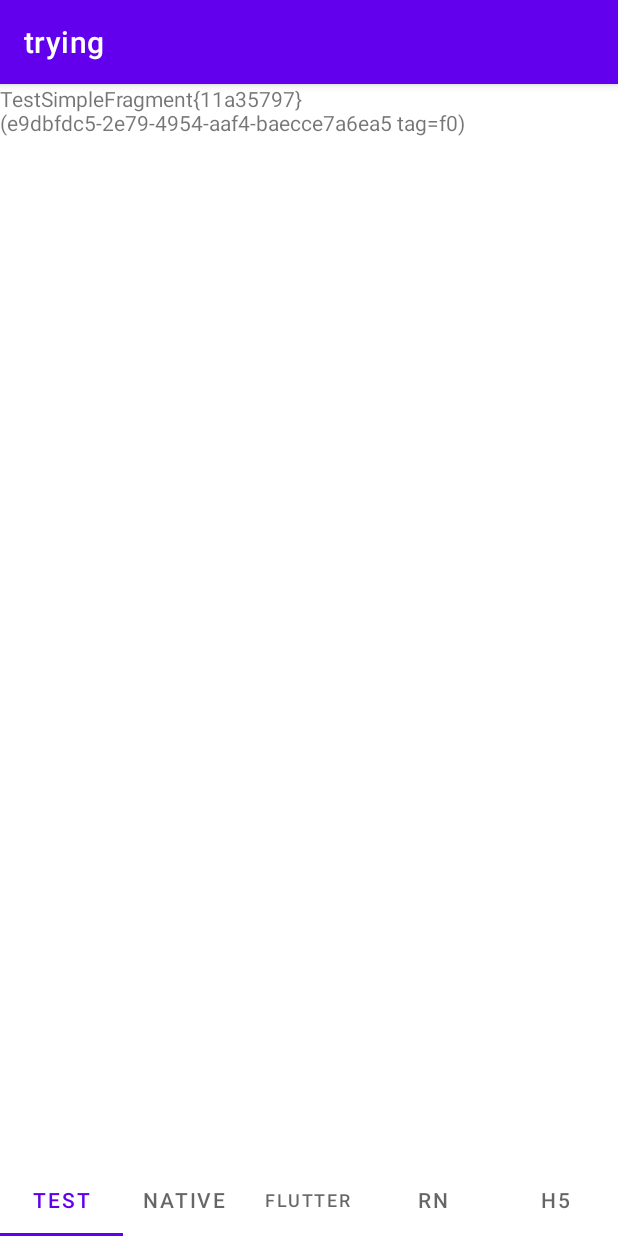
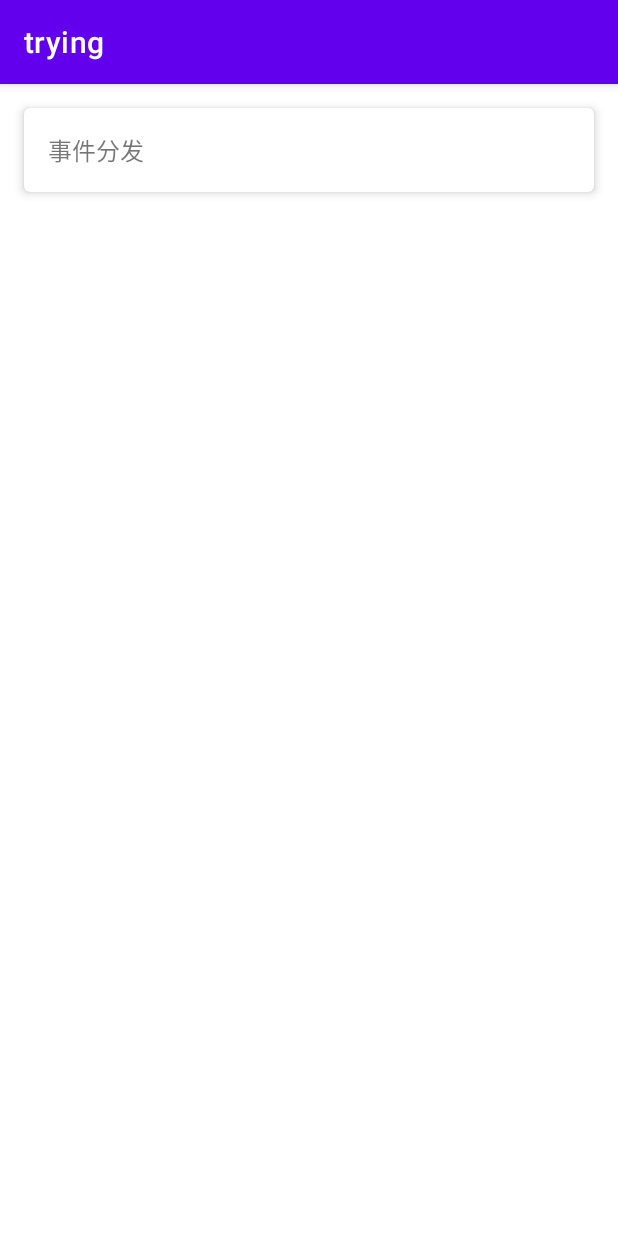
Before and after one commit to thiskiller/trying, an Android app: the screen it shows after launch (MainActivity), on a phone screen of 412 x 824 dp. Run offline under Robolectric (Android 15) with nearby library versions, the phone set to English and light mode, and no system bars.

Commit message:
修改测试架构

```diff
--- a/app/src/main/AndroidManifest.xml
+++ b/app/src/main/AndroidManifest.xml
@@ -13,10 +13,14 @@
         android:theme="@style/Theme.Trying"
         tools:targetApi="31">
         <activity
+            android:name=".touchevent.TouchEventActivity"
+            android:exported="false" />
+        <activity
             android:name=".main.MainActivity"
             android:exported="true">
             <intent-filter>
                 <action android:name="android.intent.action.MAIN" />
+
                 <category android:name="android.intent.category.LAUNCHER" />
             </intent-filter>
         </activity>
--- a/app/src/main/java/com/ocean/trying/main/MainActivity.kt
+++ b/app/src/main/java/com/ocean/trying/main/MainActivity.kt
@@ -2,15 +2,7 @@ package com.ocean.trying.main
 
 import androidx.appcompat.app.AppCompatActivity
 import android.os.Bundle
-import androidx.fragment.app.Fragment
-import androidx.viewpager2.adapter.FragmentStateAdapter
-import com.google.android.material.tabs.TabLayoutMediator
 import com.ocean.trying.databinding.ActivityMainBinding
-import com.ocean.trying.main.fragments.FlutterMainFragment
-import com.ocean.trying.main.fragments.NativeMainFragment
-import com.ocean.trying.main.fragments.ReactNativeMainFragment
-import com.ocean.trying.main.fragments.TestSimpleFragment
-import com.ocean.trying.main.fragments.WebViewMainFragment
 
 class MainActivity : AppCompatActivity() {
 
@@ -19,26 +11,5 @@ class MainActivity : AppCompatActivity() {
         super.onCreate(savedInstanceState)
         binding = ActivityMainBinding.inflate(layoutInflater)
         setContentView(binding.root)
-
-        val fragments = listOf<Fragment>(
-            TestSimpleFragment(),
-            NativeMainFragment(),
-            FlutterMainFragment(),
-            ReactNativeMainFragment(),
-            WebViewMainFragment()
-        )
-
-        val fragmentTitles = listOf("Test", "Native", "Flutter", "RN", "H5")
-
-        // 设置 ViewPager 适配器
-        binding.viewPager.adapter = object : FragmentStateAdapter(this) {
-            override fun getItemCount(): Int = fragments.size
-            override fun createFragment(position: Int): Fragment = fragments[position]
-        }
-
-        // 将 TabLayout 与 ViewPager 关联
-        TabLayoutMediator(binding.tabLayout, binding.viewPager) { tab, position ->
-            tab.text = fragmentTitles[position]
-        }.attach()
     }
 }
--- /dev/null
+++ b/app/src/main/java/com/ocean/trying/main/adapter/TestAdapter.kt
@@ -0,0 +1,27 @@
+import android.view.LayoutInflater
+import android.view.ViewGroup
+import androidx.recyclerview.widget.RecyclerView
+import com.ocean.trying.databinding.ItemTestBinding
+
+class TestAdapter(
+    private val items: List<TestItem>,
+    private val onItemClick: (TestItem) -> Unit
+) : RecyclerView.Adapter<TestAdapter.ViewHolder>() {
+
+    class ViewHolder(val binding: ItemTestBinding) : RecyclerView.ViewHolder(binding.root)
+
+    override fun onCreateViewHolder(parent: ViewGroup, viewType: Int): ViewHolder {
+        val binding = ItemTestBinding.inflate(
+            LayoutInflater.from(parent.context), parent, false
+        )
+        return ViewHolder(binding)
+    }
+
+    override fun onBindViewHolder(holder: ViewHolder, position: Int) {
+        val item = items[position]
+        holder.binding.tvTitle.text = item.title
+        holder.itemView.setOnClickListener { onItemClick(item) }
+    }
+
+    override fun getItemCount() = items.size
+}
--- a/app/src/main/java/com/ocean/trying/main/fragments/AbsMainFragment.kt
+++ /dev/null
@@ -1,26 +0,0 @@
-package com.ocean.trying.main.fragments
-
-import android.os.Bundle
-import android.view.LayoutInflater
-import android.view.View
-import android.view.ViewGroup
-import androidx.fragment.app.Fragment
-import com.ocean.trying.databinding.FragmentMainBaseBinding
-
-abstract class AbsMainFragment : Fragment() {
-
-    protected lateinit var mBinding: FragmentMainBaseBinding
-    override fun onCreateView(
-        inflater: LayoutInflater,
-        container: ViewGroup?,
-        savedInstanceState: Bundle?
-    ): View? {
-        mBinding = FragmentMainBaseBinding.inflate(layoutInflater, container, false)
-        return mBinding.root
-    }
-
-    override fun onViewCreated(view: View, savedInstanceState: Bundle?) {
-        super.onViewCreated(view, savedInstanceState)
-        mBinding.tvContent.text = this.toString()
-    }
-}
--- a/app/src/main/java/com/ocean/trying/main/fragments/FlutterMainFragment.kt
+++ /dev/null
@@ -1,4 +0,0 @@
-package com.ocean.trying.main.fragments
-
-class FlutterMainFragment : AbsMainFragment() {
-}
--- /dev/null
+++ b/app/src/main/java/com/ocean/trying/main/fragments/MainFragment.kt
@@ -0,0 +1,54 @@
+package com.ocean.trying.main.fragments
+
+import TestAdapter
+import TestItem
+import android.content.Intent
+import android.os.Bundle
+import android.view.LayoutInflater
+import android.view.View
+import android.view.ViewGroup
+import androidx.fragment.app.Fragment
+import androidx.recyclerview.widget.LinearLayoutManager
+import com.ocean.trying.databinding.FragmentTestBinding
+import com.ocean.trying.touchevent.TouchEventActivity
+
+class MainFragment : Fragment() {
+    private lateinit var binding: FragmentTestBinding
+    private lateinit var testAdapter: TestAdapter
+
+    private val testItems = mutableListOf<TestItem>()
+
+    override fun onCreateView(
+        inflater: LayoutInflater,
+        container: ViewGroup?,
+        savedInstanceState: Bundle?
+    ): View {
+        binding = FragmentTestBinding.inflate(inflater, container, false)
+        return binding.root
+    }
+
+    override fun onViewCreated(view: View, savedInstanceState: Bundle?) {
+        super.onViewCreated(view, savedInstanceState)
+        setupRecyclerView()
+        initTestItems()
+    }
+
+    private fun setupRecyclerView() {
+        binding.recyclerView.apply {
+            layoutManager = LinearLayoutManager(context)
+            adapter = TestAdapter(testItems) { item ->
+                startActivity(Intent(context, item.activityClass))
+            }.also { testAdapter = it }
+        }
+    }
+
+    private fun initTestItems() {
+        testItems.clear()
+        testItems.addAll(listOf(
+            TestItem("事件分发", TouchEventActivity::class.java),
+            // 添加更多测试项...
+            // TestItem("Other Test", OtherTestActivity::class.java),
+        ))
+        testAdapter.notifyDataSetChanged()
+    }
+}
--- a/app/src/main/java/com/ocean/trying/main/fragments/NativeMainFragment.kt
+++ /dev/null
@@ -1,4 +0,0 @@
-package com.ocean.trying.main.fragments
-
-class NativeMainFragment : AbsMainFragment() {
-}
--- a/app/src/main/java/com/ocean/trying/main/fragments/ReactNativeMainFragment.kt
+++ /dev/null
@@ -1,4 +0,0 @@
-package com.ocean.trying.main.fragments
-
-class ReactNativeMainFragment : AbsMainFragment() {
-}
--- a/app/src/main/java/com/ocean/trying/main/fragments/TestSimpleFragment.kt
+++ /dev/null
@@ -1,4 +0,0 @@
-package com.ocean.trying.main.fragments
-
-class TestSimpleFragment : AbsMainFragment() {
-}
--- a/app/src/main/java/com/ocean/trying/main/fragments/WebViewMainFragment.kt
+++ /dev/null
@@ -1,4 +0,0 @@
-package com.ocean.trying.main.fragments
-
-class WebViewMainFragment : AbsMainFragment() {
-}
--- /dev/null
+++ b/app/src/main/java/com/ocean/trying/main/model/TestItem.kt
@@ -0,0 +1,4 @@
+data class TestItem(
+    val title: String,
+    val activityClass: Class<*>
+)
--- /dev/null
+++ b/app/src/main/java/com/ocean/trying/touchevent/TouchEventActivity.kt
@@ -0,0 +1,17 @@
+package com.ocean.trying.touchevent
+
+import androidx.appcompat.app.AppCompatActivity
+import android.os.Bundle
+import com.ocean.trying.R
+import com.ocean.trying.databinding.ActivityTouchEventBinding
+
+class TouchEventActivity : AppCompatActivity() {
+
+    private lateinit var mBinding: ActivityTouchEventBinding
+
+    override fun onCreate(savedInstanceState: Bundle?) {
+        super.onCreate(savedInstanceState)
+        mBinding = ActivityTouchEventBinding.inflate(layoutInflater)
+        setContentView(mBinding.root)
+    }
+}
--- a/app/src/main/res/layout/activity_main.xml
+++ b/app/src/main/res/layout/activity_main.xml
@@ -4,15 +4,10 @@
     android:layout_height="match_parent"
     android:orientation="vertical">
 
-    <androidx.viewpager2.widget.ViewPager2
-        android:id="@+id/viewPager"
+    <androidx.fragment.app.FragmentContainerView
+        android:id="@+id/fragment_container_view"
         android:layout_width="match_parent"
-        android:layout_height="0dp"
-        android:layout_weight="1" />
-
-    <com.google.android.material.tabs.TabLayout
-        android:id="@+id/tabLayout"
-        android:layout_width="match_parent"
-        android:layout_height="wrap_content" />
+        android:layout_height="match_parent"
+        android:name="com.ocean.trying.main.fragments.MainFragment" />
 
 </LinearLayout>
--- /dev/null
+++ b/app/src/main/res/layout/activity_touch_event.xml
@@ -0,0 +1,9 @@
+<?xml version="1.0" encoding="utf-8"?>
+<androidx.constraintlayout.widget.ConstraintLayout xmlns:android="http://schemas.android.com/apk/res/android"
+    xmlns:app="http://schemas.android.com/apk/res-auto"
+    xmlns:tools="http://schemas.android.com/tools"
+    android:layout_width="match_parent"
+    android:layout_height="match_parent"
+    tools:context=".touchevent.TouchEventActivity">
+
+</androidx.constraintlayout.widget.ConstraintLayout>
--- a/app/src/main/res/layout/fragment_main_base.xml
+++ /dev/null
@@ -1,13 +0,0 @@
-<?xml version="1.0" encoding="utf-8"?>
-<androidx.constraintlayout.widget.ConstraintLayout xmlns:android="http://schemas.android.com/apk/res/android"
-    android:layout_width="match_parent"
-    android:layout_height="match_parent"
-    xmlns:app="http://schemas.android.com/apk/res-auto">
-    <TextView
-        android:id="@+id/tv_content"
-        android:layout_width="wrap_content"
-        android:layout_height="wrap_content"
-        app:layout_constraintStart_toStartOf="parent"
-        app:layout_constraintTop_toTopOf="parent"
-        android:text="Test" />
-</androidx.constraintlayout.widget.ConstraintLayout>
--- /dev/null
+++ b/app/src/main/res/layout/fragment_test.xml
@@ -0,0 +1,13 @@
+<?xml version="1.0" encoding="utf-8"?>
+<FrameLayout xmlns:android="http://schemas.android.com/apk/res/android"
+    android:layout_width="match_parent"
+    android:layout_height="match_parent">
+
+    <androidx.recyclerview.widget.RecyclerView
+        android:id="@+id/recyclerView"
+        android:layout_width="match_parent"
+        android:layout_height="match_parent"
+        android:clipToPadding="false"
+        android:padding="8dp" />
+
+</FrameLayout>
--- /dev/null
+++ b/app/src/main/res/layout/item_test.xml
@@ -0,0 +1,16 @@
+<?xml version="1.0" encoding="utf-8"?>
+<com.google.android.material.card.MaterialCardView xmlns:android="http://schemas.android.com/apk/res/android"
+    xmlns:app="http://schemas.android.com/apk/res-auto"
+    android:layout_width="match_parent"
+    android:layout_height="wrap_content"
+    android:layout_margin="8dp"
+    app:cardElevation="4dp">
+
+    <TextView
+        android:id="@+id/tvTitle"
+        android:layout_width="match_parent"
+        android:layout_height="wrap_content"
+        android:padding="16dp"
+        android:textSize="16sp" />
+
+</com.google.android.material.card.MaterialCardView>
```
